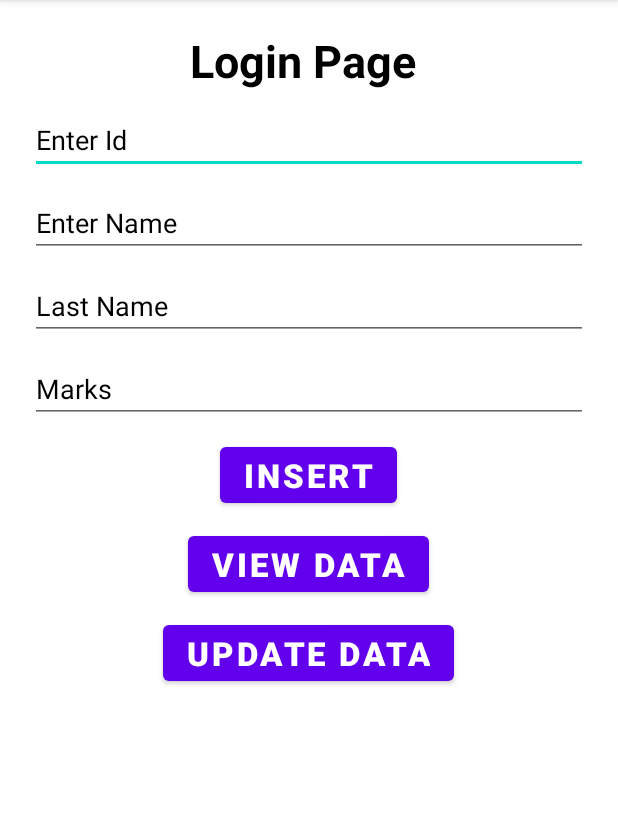
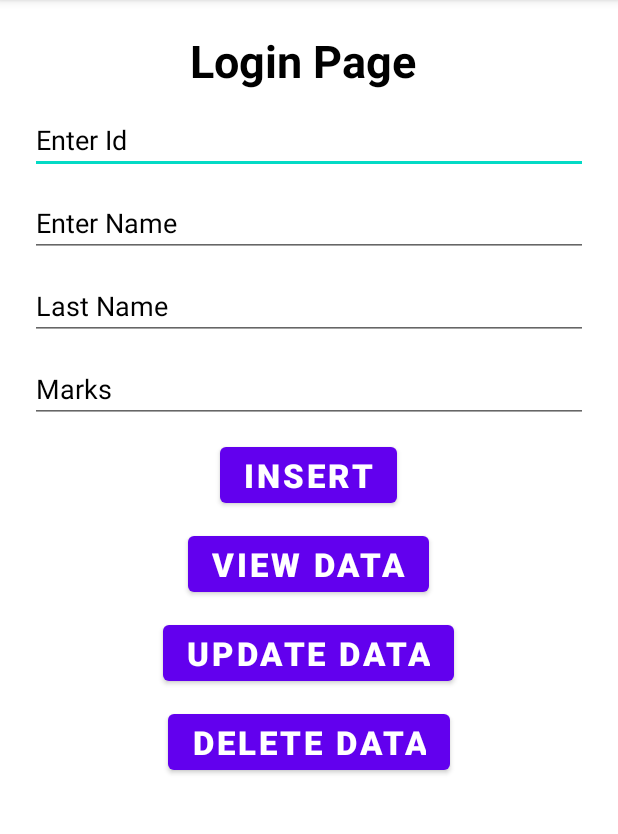
Before and after one commit to rahul-loni/SqliteDB, an Android app: the screen it shows after launch (MainActivity), on a phone screen of 412 x 824 dp, the part 84-918 px from its top. Run offline under Robolectric (Android 15) with nearby library versions, the phone set to English and light mode, and no system bars.

Commit message:
Delete commit

```diff
--- a/app/src/main/java/com/example/sqlite_db/DatabaseHelper.java
+++ b/app/src/main/java/com/example/sqlite_db/DatabaseHelper.java
@@ -64,7 +64,10 @@ public class DatabaseHelper extends SQLiteOpenHelper {
 
         updateData.update(TABLE_NAME,contentValues,"ID = ?",new String[]{id});
         return true;
+     }
 
-
+     public Integer deleteData(String id){
+         SQLiteDatabase deletedata=this.getWritableDatabase();
+         return deletedata.delete(TABLE_NAME,"ID= ?",new String[]{id});
      }
 }
--- a/app/src/main/java/com/example/sqlite_db/MainActivity.java
+++ b/app/src/main/java/com/example/sqlite_db/MainActivity.java
@@ -14,7 +14,7 @@ import android.widget.Toast;
 public class MainActivity extends AppCompatActivity {
     DatabaseHelper mdb;
     EditText editname,editlastname,text_marks,txt_id;
-    Button btnInsert,view_Data,btnupdate;
+    Button btnInsert,view_Data,btnupdate,btndelete;
 
     @Override
     protected void onCreate(Bundle savedInstanceState) {
@@ -31,6 +31,7 @@ public class MainActivity extends AppCompatActivity {
         view_Data=(Button)findViewById(R.id.btn_view);
         txt_id=(EditText)findViewById(R.id.edit_id);
         btnupdate=(Button)findViewById(R.id.btn_update);
+        btndelete=(Button)findViewById(R.id.btn_delete);
 
 
       btnInsert.setOnClickListener(new View.OnClickListener() {
@@ -85,6 +86,19 @@ public class MainActivity extends AppCompatActivity {
               }
           }
       });
+
+      btndelete.setOnClickListener(new View.OnClickListener() {
+          @Override
+          public void onClick(View view) {
+             Integer deleterow= mdb.deleteData(txt_id.getText().toString());
+             if (deleterow>0){
+                 Toast.makeText(MainActivity.this, "Data Delete", Toast.LENGTH_SHORT).show();
+
+             }else {
+                 Toast.makeText(MainActivity.this, "Data Not Delete", Toast.LENGTH_SHORT).show();
+             }
+          }
+      });
     }
     public void show(String title , String Message){
         AlertDialog.Builder builder=new AlertDialog.Builder(this);
--- a/app/src/main/res/layout/activity_main.xml
+++ b/app/src/main/res/layout/activity_main.xml
@@ -78,8 +78,14 @@
         android:textStyle="bold"
         android:layout_marginTop="10dp"
         android:layout_gravity="center"/>
-
-
-
-
+    <Button
+        android:id="@+id/btn_delete"
+        android:layout_width="wrap_content"
+        android:layout_height="wrap_content"
+        android:text="Delete Data"
+        android:textColor="@color/white"
+        android:textSize="22sp"
+        android:textStyle="bold"
+        android:layout_marginTop="10dp"
+        android:layout_gravity="center"/>
 </LinearLayout>
```
